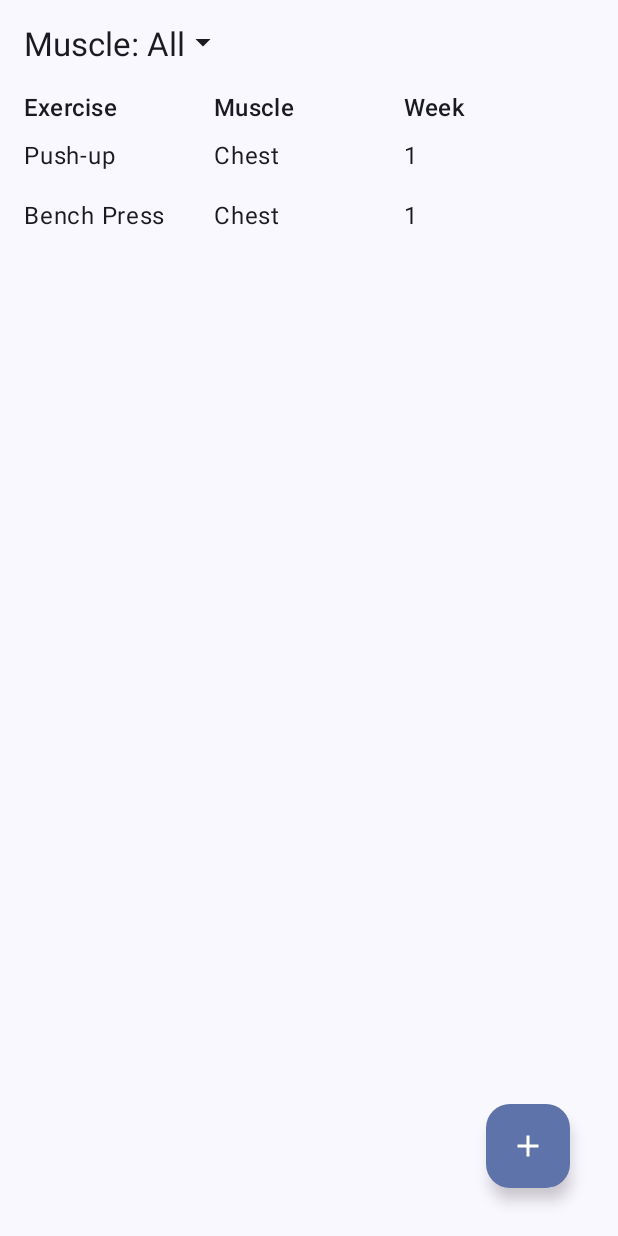
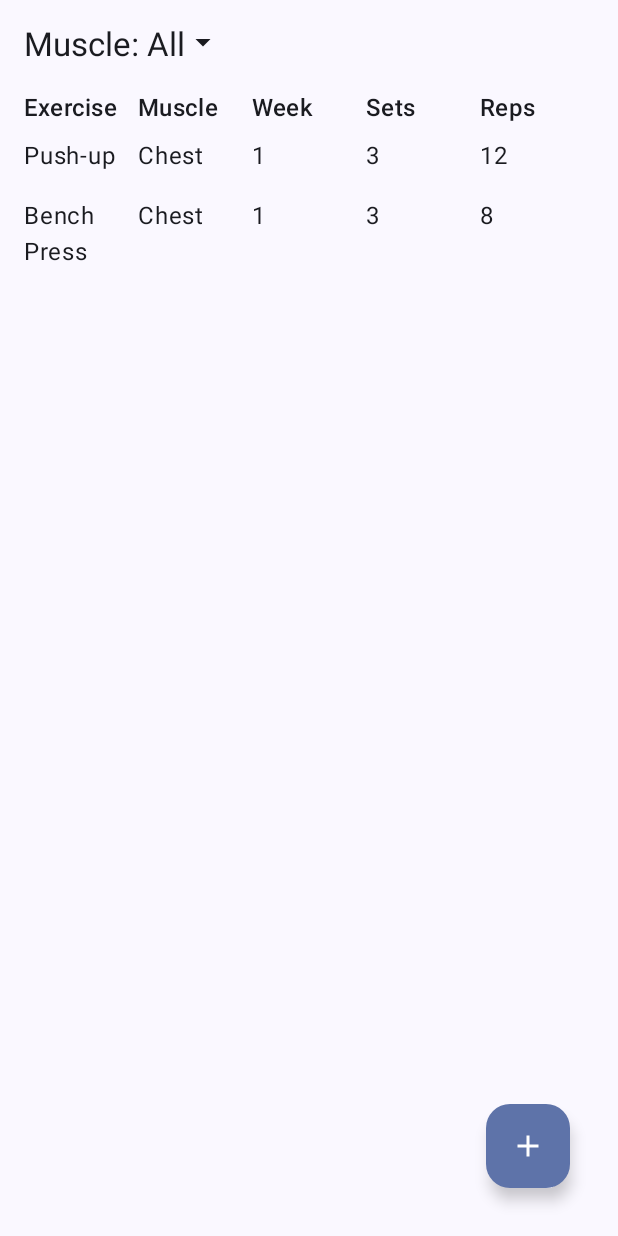
Before and after one commit to ethan-drury/GymifyPal, an Android app built with Jetpack Compose: the DisplayExercises screen opened through its navigation route, on a phone screen of 412 x 824 dp. Run offline under Robolectric (Android 15) with nearby library versions, the phone set to English and light mode, and no system bars; our stand-ins replace Room's generated code.

Commit message:
Last few updates

```diff
--- a/app/src/main/java/com/example/gymifypal/DatabaseViewActivity.kt
+++ b/app/src/main/java/com/example/gymifypal/DatabaseViewActivity.kt
@@ -215,7 +215,6 @@ fun AddExercise(
                         sets = setsInt,
                         reps = repsInt
                     )
-
                     navigateBack()
                 }
             ) { Text("Add Exercise") }
@@ -262,6 +261,8 @@ fun DisplayExercises(
                 TitleText("Exercise")
                 TitleText("Muscle")
                 TitleText("Week")
+                TitleText("Sets")
+                TitleText("Reps")
             }
 
             LazyColumn(modifier = Modifier.padding(start = 16.dp, end = 16.dp)) {
@@ -361,6 +362,8 @@ fun ExerciseRow(exercise: Exercise, onClick: () -> Unit) {
         Text(exercise.exerciseName, modifier = Modifier.weight(1f))
         Text(exercise.muscle, modifier = Modifier.weight(1f))
         Text(exercise.week.toString(), modifier = Modifier.weight(1f))
+        Text(exercise.sets.toString(), modifier = Modifier.weight(1f))
+        Text(exercise.reps.toString(), modifier = Modifier.weight(1f))
     }
 }
 
--- a/app/src/main/java/com/example/gymifypal/MuscleGroup.kt
+++ b/app/src/main/java/com/example/gymifypal/MuscleGroup.kt
@@ -12,7 +12,7 @@ enum class MuscleGroup(val displayName: String) {
     Glutes("Glutes"),
     Hamstring("Hamstring"),
     RearDeltoid("Rear Deltoid"),
-    LateFatigue("Late Fatigue"),
+    Latissimus("Latissimus (Lats)"),
     RearTraps("Rear Traps"),
     Triceps("Triceps")
 }
--- a/app/src/main/java/com/example/gymifypal/MuscleMap.kt
+++ b/app/src/main/java/com/example/gymifypal/MuscleMap.kt
@@ -375,7 +375,6 @@ fun MuscleHeatmapPreview() {
             drawableResId = R.drawable.chest,
             fatigueLevel = chestFatigue,
             onClick = showMuscleNameMessage
-
         ),
         MuscleFatigue(
             name = "Front Deltoids",
```
